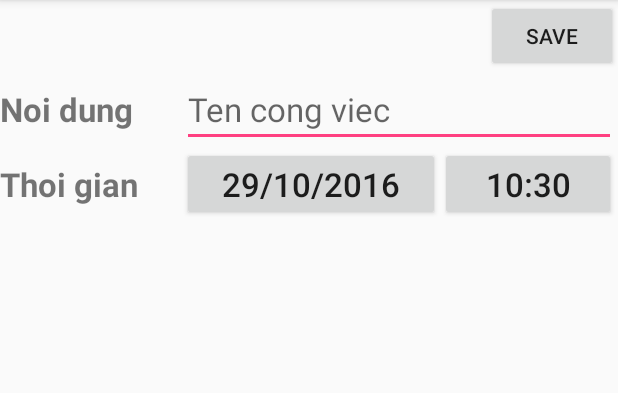
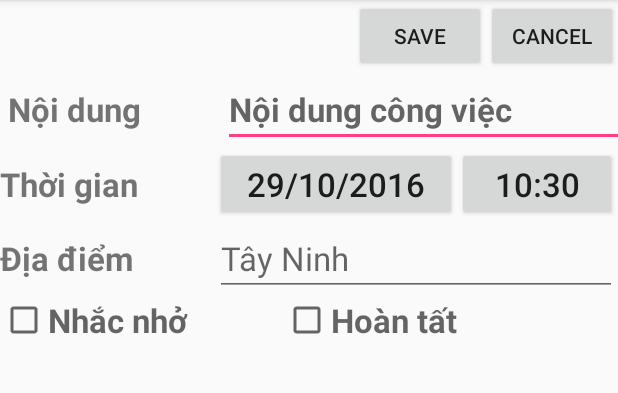
Before and after one commit to phatntuit/ToDo, an Android app: the CreateItemsActivity screen opened directly, with no data from a screen before it, on a phone screen of 412 x 824 dp, the part 84-477 px from its top. Run offline under Robolectric (Android 15) with nearby library versions, the phone set to English and light mode, and no system bars; 1 statement that could not run was skipped.

Commit message:
show item of list

```diff
--- a/app/src/main/java/uit/phatnguyen/todo/CreateItemsActivity.java
+++ b/app/src/main/java/uit/phatnguyen/todo/CreateItemsActivity.java
@@ -7,12 +7,19 @@ import android.os.Bundle;
 import android.support.v7.app.AppCompatActivity;
 import android.view.View;
 import android.widget.Button;
+import android.widget.CheckBox;
 import android.widget.DatePicker;
+import android.widget.EditText;
 import android.widget.TimePicker;
-import android.widget.Toast;
+
+import uit.phatnguyen.todo.model.Todo;
 
 public class CreateItemsActivity extends AppCompatActivity {
-    Button btnNgay, btnGio;
+
+    Button btnNgay, btnGio,btnSaveItem,btnCancel;
+    EditText edtTenCongViec,edtDiaDiem;
+    CheckBox ckNhacNho,ckHoanTat;
+    Bundle itemBundle = new Bundle();
     @Override
     protected void onCreate(Bundle savedInstanceState) {
         super.onCreate(savedInstanceState);
@@ -22,16 +29,24 @@ public class CreateItemsActivity extends AppCompatActivity {
         Intent callerIntent = getIntent();
         Bundle list = new Bundle();
         list = callerIntent.getBundleExtra("list");
-        String tenList = list.getString("tenList");
-        Toast.makeText(this,tenList,Toast.LENGTH_LONG).show();
-
         getControls();
         setDefault();
         addEvents();
+        if(list.containsKey("action")){
+            Todo todo = (Todo) list.getSerializable("item");
+            itemBundle.putString("idList",todo.getTODO_FK());
+            showItem(todo);
+        }
     }
     private void getControls(){
         btnNgay = (Button) findViewById(R.id.btnNgay);
         btnGio = (Button) findViewById(R.id.btnGio);
+        btnSaveItem = (Button) findViewById(R.id.btnSaveItem);
+        btnCancel = (Button) findViewById(R.id.btnCancel);
+        edtTenCongViec = (EditText) findViewById(R.id.edtTenCongViec);
+        edtDiaDiem = (EditText) findViewById(R.id.edtDiaDiem);
+        ckNhacNho = (CheckBox) findViewById(R.id.ckNhacNho);
+        ckHoanTat = (CheckBox) findViewById(R.id.ckHoanTat);
     }
     private  void setDefault(){
         String date = MyUtility.getCurrentDate();
@@ -53,8 +68,22 @@ public class CreateItemsActivity extends AppCompatActivity {
                 showTimePickerDialog();
             }
         });
+        btnCancel.setOnClickListener(new View.OnClickListener() {
+            @Override
+            public void onClick(View v) {
+                String idList = "";
+                goBackList(idList);
+            }
+        });
+    }
+    private void goBackList(String idList) {
+        Intent intent = new Intent(CreateItemsActivity.this,CreateListActivity.class);
+        // Lay thong tin list tu idList de hien thi lai man hinh
     }
 
+    /**
+     * Hàm hiển thị DatePickerDialog
+     */
     private void showDatePickerDialog() {
         DatePickerDialog.OnDateSetListener callBack = new DatePickerDialog.OnDateSetListener() {
             @Override
@@ -76,8 +105,7 @@ public class CreateItemsActivity extends AppCompatActivity {
     /**
      * Hàm hiển thị TimePickerDialog
      */
-    public void showTimePickerDialog()
-    {
+    private void showTimePickerDialog() {
         TimePickerDialog.OnTimeSetListener callback=new TimePickerDialog.OnTimeSetListener() {
             public void onTimeSet(TimePicker view,
                                   int hourOfDay, int minute) {
@@ -106,4 +134,23 @@ public class CreateItemsActivity extends AppCompatActivity {
 
 
     }
+    private void showItem(Todo item){
+        edtTenCongViec.setText(item.getCONTENT());
+        btnNgay.setText(item.getDATE());
+        btnGio.setText(item.getHOUR());
+        edtDiaDiem.setText(item.getLOCATION());
+        if(item.getIsNOTIFICATION()==1){
+            ckNhacNho.setChecked(true);
+        }
+        else
+        {
+            ckNhacNho.setChecked(false);
+        }
+        if(item.getSTATUS()==1){
+            ckHoanTat.setChecked(true);
+        }
+        else{
+            ckHoanTat.setChecked(false);
+        }
+    }
 }
--- a/app/src/main/java/uit/phatnguyen/todo/MainActivity.java
+++ b/app/src/main/java/uit/phatnguyen/todo/MainActivity.java
@@ -70,7 +70,7 @@ public class MainActivity extends AppCompatActivity {
                 String title = tdl.getTITLE();
                 //Toast.makeText(MainActivity.this,"Da vao item select",Toast.LENGTH_LONG).show();
                 Log.d("item click","Da vao roi");
-                displayList(idlist,title);
+                requestDisplayList(idlist,title);
             }
         });
         lvToDoList.setOnItemLongClickListener(new AdapterView.OnItemLongClickListener() {
@@ -121,7 +121,7 @@ public class MainActivity extends AppCompatActivity {
 
         startActivity(intent);
     }
-    private void displayList(int id, String title) {
+    private void requestDisplayList(int id, String title) {
         Intent intent = new Intent(MainActivity.this,CreateListActivity.class);
         mainBundle.putInt("id",id);
         mainBundle.putString("title",title);
--- a/app/src/main/res/layout/activity_main.xml
+++ b/app/src/main/res/layout/activity_main.xml
@@ -24,7 +24,7 @@
         android:id="@+id/btnAddList"
         android:layout_width="wrap_content"
         android:layout_height="wrap_content"
-        android:background="#7c6eeadc"
+        android:textSize="5pt"
         android:text="ADD NEW" />
     <TextView
         android:layout_width="match_parent"
--- a/app/src/main/res/layout/items_detail.xml
+++ b/app/src/main/res/layout/items_detail.xml
@@ -3,19 +3,31 @@
     android:layout_width="match_parent"
     android:layout_height="match_parent"
     android:orientation="vertical">
-
-    <Button
+    <LinearLayout
         android:layout_width="wrap_content"
         android:layout_height="wrap_content"
-        android:layout_gravity="right"
-        android:text="Save" />
-
+        android:layout_gravity="right">
+        <Button
+            android:id="@+id/btnSaveItem"
+            android:layout_width="wrap_content"
+            android:layout_height="wrap_content"
+            android:layout_gravity="right"
+            android:text="Save" />
+        <Button
+            android:id="@+id/btnCancel"
+            android:layout_width="wrap_content"
+            android:layout_height="wrap_content"
+            android:text="Cancel"/>
+    </LinearLayout>
     <TableLayout
         android:layout_width="match_parent"
         android:layout_height="wrap_content"
         android:stretchColumns="*">
 
-        <TableRow>
+        <TableRow
+            android:layout_marginLeft="5dp"
+            android:layout_width="match_parent"
+            android:layout_height="wrap_content">
 
             <TextView
                 android:layout_width="wrap_content"
@@ -23,22 +35,26 @@
                 android:layout_column="0"
                 android:textStyle="bold"
                 android:textSize="10pt"
-                android:text="Noi dung" />
+                android:text="Nội dung"
+                android:id="@+id/textView2" />
 
             <EditText
-                android:id="@+id/edtThoiGian"
+                android:id="@+id/edtTenCongViec"
                 android:layout_width="match_parent"
                 android:layout_height="wrap_content"
                 android:layout_column="1"
                 android:textSize="10pt"
                 android:maxLines="3"
                 android:layout_span="2"
-                android:hint="Ten cong viec">
+                android:textStyle="bold"
+                android:hint="Nội dung công việc">
                 <requestFocus />
             </EditText>
         </TableRow>
 
-        <TableRow>
+        <TableRow
+            android:layout_width="match_parent"
+            android:layout_height="wrap_content">
 
             <TextView
                 android:layout_width="wrap_content"
@@ -46,7 +62,7 @@
                 android:layout_column="0"
                 android:textSize="10pt"
                 android:textStyle="bold"
-                android:text="Thoi gian"
+                android:text="Thời gian"
                 android:id="@+id/textView" />
 
             <Button
@@ -68,5 +84,50 @@
                 android:hint="Gio">
             </Button>
         </TableRow>
+        <TableRow
+            android:layout_width="match_parent"
+            android:layout_height="wrap_content">
+            <TextView
+                android:layout_width="wrap_content"
+                android:layout_height="wrap_content"
+                android:layout_column="0"
+                android:textSize="10pt"
+                android:textStyle="bold"
+                android:text="Địa điểm"
+                android:id="@+id/textView1" />
+
+            <EditText
+                android:id="@+id/edtDiaDiem"
+                android:layout_width="fill_parent"
+                android:layout_height="wrap_content"
+                android:layout_column="1"
+                android:layout_span="2"
+                android:textSize="10pt"
+                android:maxLines="3"
+                android:hint="Tây Ninh">
+            </EditText>
+        </TableRow>
+
+        <TableRow
+            android:layout_width="match_parent"
+            android:layout_height="wrap_content">
+            <CheckBox
+                android:id="@+id/ckNhacNho"
+                android:layout_width="wrap_content"
+                android:layout_height="wrap_content"
+                android:textSize="10pt"
+                android:textStyle="bold"
+                android:hint="Nhắc nhở"
+                android:layout_column="0" />
+            <CheckBox
+                android:id="@+id/ckHoanTat"
+                android:layout_width="wrap_content"
+                android:layout_height="wrap_content"
+                android:textSize="10pt"
+                android:textStyle="bold"
+                android:layout_column="1"
+                android:hint="Hoàn tất"
+                android:layout_gravity="right"/>
+        </TableRow>
     </TableLayout>
 </LinearLayout>
```
Also changed, not shown: app/src/main/java/uit/phatnguyen/todo/CreateListActivity.java (+24 -7 lines), app/src/main/java/uit/phatnguyen/todo/db/ToDoHelper.java (+1 -13 lines), app/src/main/java/uit/phatnguyen/todo/model/Todo.java (+12 -38 lines), app/src/main/assets/TODO.sqlite.
